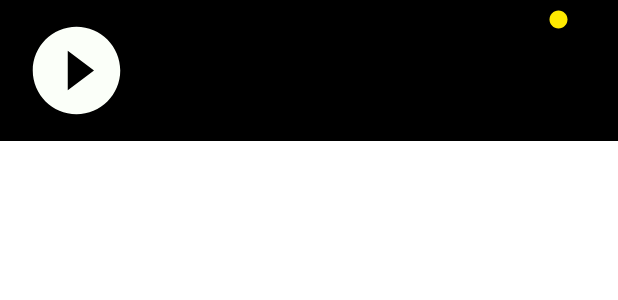
After one commit to BryanHoonLee/Lyrical, an Android app: the layout snippet_audio_player.xml on its own in the app's theme, with its tools: preview values and no code run, on a phone screen of 412 x 824 dp. The commit adds this screen. Shown: the top 300 px of the screen. Run offline under Robolectric (Android 15) with nearby library versions, the phone set to English and light mode, and no system bars.

Commit message:
Added another fragment for playing audio and another shared viewmodel for sharing the recording data between fragments

```diff
--- /dev/null
+++ b/app/src/main/res/drawable-xhdpi/toggle_button_audio_player_background.xml
@@ -0,0 +1,31 @@
+<?xml version="1.0" encoding="utf-8"?>
+<selector xmlns:android="http://schemas.android.com/apk/res/android">
+    <item
+            android:state_checked="true"
+            android:drawable="@drawable/ic_pause_circle_filled"
+    >
+        <shape
+                android:shape="ring">
+
+            <solid android:color="@color/colorGray"/>
+            <size
+
+                    android:width="40dp"
+                    android:height="40dp"/>
+        </shape>
+    </item>
+
+    <item
+            android:state_checked="false"
+            android:drawable="@drawable/ic_play">
+
+        <shape
+                android:shape="ring">
+            <size
+                    android:width="40dp"
+                    android:height="40dp"/>
+            <solid android:color="@color/colorGray"/>
+
+        </shape>
+    </item>
+</selector>
--- /dev/null
+++ b/app/src/main/res/layout/snippet_audio_player.xml
@@ -0,0 +1,33 @@
+<?xml version="1.0" encoding="utf-8"?>
+<androidx.constraintlayout.widget.ConstraintLayout
+        xmlns:android="http://schemas.android.com/apk/res/android"
+        xmlns:app="http://schemas.android.com/apk/res-auto" xmlns:tools="http://schemas.android.com/tools"
+        android:orientation="vertical"
+        android:background="@color/colorBlack"
+        android:paddingBottom="4dp"
+        android:paddingTop="4dp"
+        android:layout_width="match_parent"
+        android:layout_height="wrap_content">
+
+
+    <ToggleButton android:layout_width="70dp"
+                  android:layout_height="70dp"
+                  android:id="@+id/button_play"
+                  android:background="@drawable/toggle_button_audio_player_background"
+                  android:theme="@style/CardView.Dark"
+                  app:layout_constraintTop_toTopOf="parent"
+                  app:layout_constraintStart_toStartOf="parent"
+                  app:layout_constraintBottom_toBottomOf="parent"
+                  android:layout_marginStart="16dp" android:layout_marginTop="8dp"
+                  android:layout_marginBottom="8dp"
+                  android:textOff=" " android:textOn=" "/>
+    <SeekBar
+            android:layout_width="0dp"
+            android:layout_height="wrap_content" android:id="@+id/seekBar" app:layout_constraintEnd_toEndOf="parent"
+            android:layout_marginEnd="8dp"
+            app:layout_constraintStart_toEndOf="@+id/button_record" android:layout_marginStart="8dp"
+            app:layout_constraintTop_toTopOf="@+id/button_record"
+            app:layout_constraintBottom_toBottomOf="@+id/button_record" android:layout_marginBottom="8dp"/>
+
+
+</androidx.constraintlayout.widget.ConstraintLayout>
```
Also changed, not shown: app/src/main/java/hoonstudio/com/tutory/data/viewmodel/SharedRecordingViewModel.kt (added, +14 -0 lines), app/src/main/java/hoonstudio/com/tutory/ui/PlayRecordingFragment.kt (+92 -3 lines), app/src/main/java/hoonstudio/com/tutory/ui/RecordingsFragment.kt (+11 -38 lines), app/src/main/res/layout/fragment_play_recording.xml (+18 -3 lines), app/src/main/java/hoonstudio/com/tutory/ui/SearchFragment.kt (line endings or trailing spaces).
